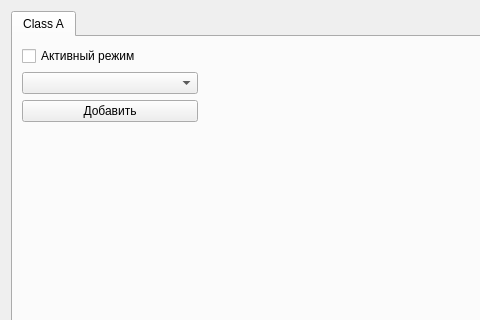
Qt form AIS/ui/SimulatorAIS.ui (Jomart02/NaviSimulators) before a commit; both pictures show x 0 to 480 and y 0 to 320 of the 1107 by 771 pixel window.
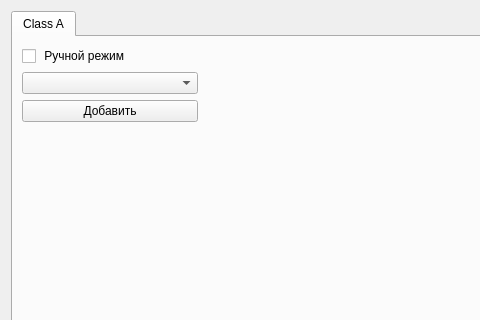
The same form after that commit. Custom widgets are drawn as their Qt base class.

Diff of the .ui file:
```diff
--- a/AIS/ui/SimulatorAIS.ui
+++ b/AIS/ui/SimulatorAIS.ui
@@ -77,7 +77,7 @@
        <item row="0" column="0">
         <widget class="QCheckBox" name="checkBox">
          <property name="text">
-          <string>Активный режим</string>
+          <string> Ручной режим</string>
          </property>
         </widget>
        </item>
```
Left out of the diff: 2 changed lines with no effect on the pictures.
